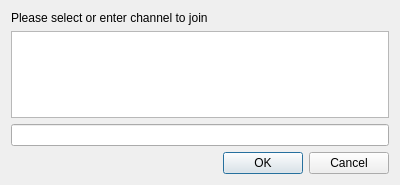
Old version of the form ui/joinroomdialog.ui in the repository kervala/kdamn.
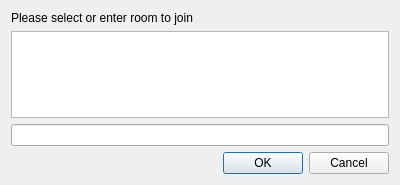
New version of the form.

Commit message: Fixed: #378 Renamed channel to room Changed: Versionning of config file

Diff of the .ui file:
```diff
--- a/ui/joinroomdialog.ui
+++ b/ui/joinroomdialog.ui
@@ -17,7 +17,7 @@
    <item>
     <widget class="QLabel" name="joinRoomLabel">
      <property name="text">
-      <string>Please select or enter channel to join</string>
+      <string>Please select or enter room to join</string>
      </property>
     </widget>
    </item>
```
Left out of the diff: 6 changed lines with no effect on the pictures. The commit also changes 25 other files.
